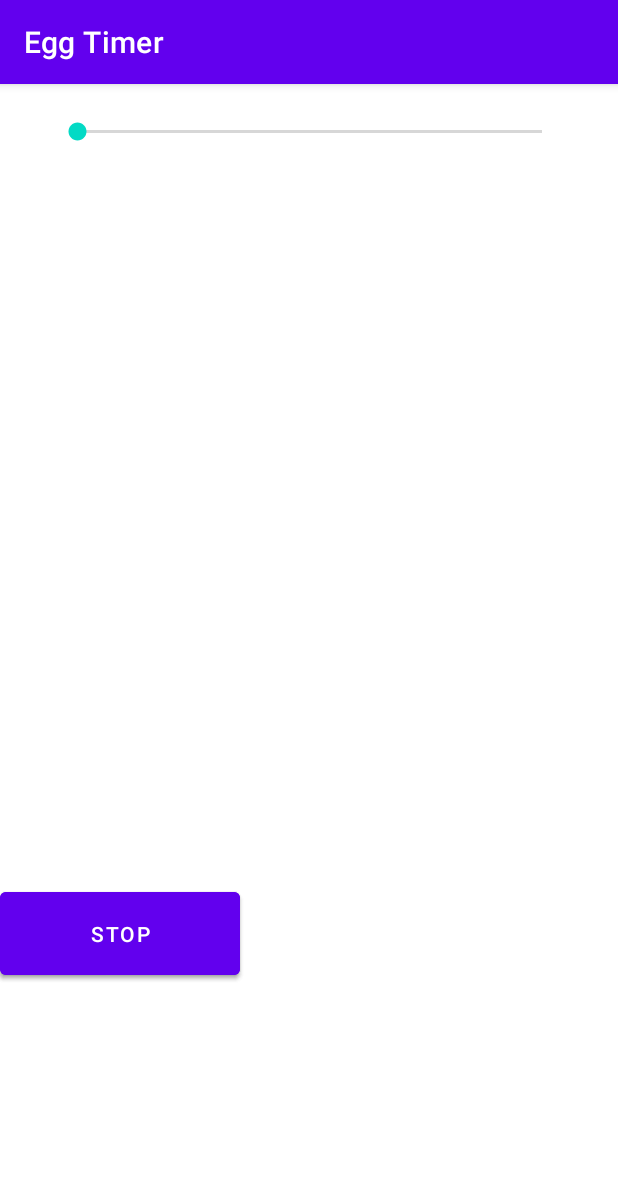
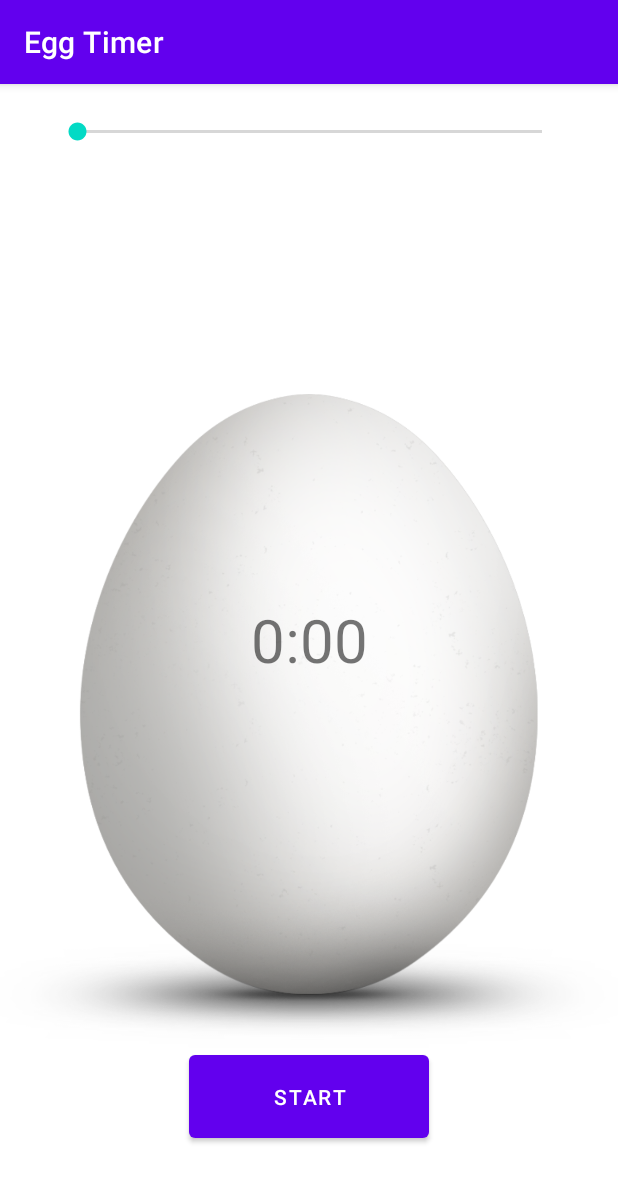
Before and after one commit to jula1717/Egg-timer, an Android app: the screen it shows after launch (MainActivity), on a phone screen of 412 x 824 dp. Shown: the top 1182 px of the screen. Run offline under Robolectric (Android 15) with nearby library versions, the phone set to English and light mode, and no system bars.

Commit message:
TextView follows SeekBar, time format

```diff
--- a/app/src/main/java/com/example/eggtimer/MainActivity.java
+++ b/app/src/main/java/com/example/eggtimer/MainActivity.java
@@ -3,6 +3,8 @@ package com.example.eggtimer;
 import androidx.appcompat.app.AppCompatActivity;
 
 import android.os.Bundle;
+import android.os.CountDownTimer;
+import android.view.View;
 import android.widget.Button;
 import android.widget.ImageView;
 import android.widget.SeekBar;
@@ -25,8 +27,51 @@ public class MainActivity extends AppCompatActivity {
         txtTimer = (TextView) findViewById(R.id.txtTimer);
         btnStart = (Button) findViewById(R.id.btnStart);
         btnStop = (Button) findViewById(R.id.btnStop);
+        imgEgg.setImageResource(R.drawable.egg);
+        timerBar.setMax(300);
+        timerBar.setProgress(0);
+        timerBar.setOnSeekBarChangeListener(new SeekBar.OnSeekBarChangeListener() {
+            @Override
+            public void onProgressChanged(SeekBar seekBar, int i, boolean b) {
+                int minutes = (int) i/60;
+                int seconds = i%60;
+                String sSeconds=seconds<10?"0" + Integer.toString(seconds):Integer.toString(seconds);
+                txtTimer.setText(Integer.toString(minutes)+":"+sSeconds);
+            }
+
+            @Override
+            public void onStartTrackingTouch(SeekBar seekBar) {
+
+            }
+
+            @Override
+            public void onStopTrackingTouch(SeekBar seekBar) {
+
+            }
+        });
 
 
+//        btnStart.setOnClickListener(new View.OnClickListener() {
+//            @Override
+//            public void onClick(View view) {
+//                new CountDownTimer(10000,1000)
+//                {
+//
+//                    @Override
+//                    public void onTick(long l) {
+//                        //countdown is counting down (every second - first argument)
+//                        System.out.println("Seconds left: "+String.valueOf(l/1000));
+//                    }
+//
+//                    @Override
+//                    public void onFinish() {
+//                        //counter is finished! (after 10 seconds - second argment)
+//                        System.out.println("Countdown timer finished");
+//
+//                    }
+//                }.start();
+//            }
+//        });
 
 
     }
--- a/app/src/main/res/layout/activity_main.xml
+++ b/app/src/main/res/layout/activity_main.xml
@@ -2,7 +2,6 @@
 <androidx.constraintlayout.widget.ConstraintLayout xmlns:android="http://schemas.android.com/apk/res/android"
     xmlns:app="http://schemas.android.com/apk/res-auto"
     xmlns:tools="http://schemas.android.com/tools"
-    android:id="@+id/imgEgg"
     android:layout_width="match_parent"
     android:layout_height="match_parent"
     tools:context=".MainActivity">
@@ -16,44 +15,53 @@
         app:layout_constraintTop_toTopOf="parent" />
 
     <ImageView
-        android:id="@+id/imageView"
+        android:id="@+id/imgEgg"
         android:layout_width="356dp"
         android:layout_height="560dp"
+        android:scaleType="fitCenter"
+        android:scaleX="1.2"
+        android:scaleY="1.2"
         app:layout_constraintBottom_toBottomOf="parent"
         app:layout_constraintEnd_toEndOf="parent"
+        app:layout_constraintHorizontal_bias="0.49"
         app:layout_constraintStart_toStartOf="parent"
         app:layout_constraintTop_toBottomOf="@+id/timeBar"
-        tools:srcCompat="@tools:sample/avatars" />
+        app:layout_constraintVertical_bias="0.56"
+        tools:srcCompat="@drawable/egg" />
 
     <Button
         android:id="@+id/btnStart"
         android:layout_width="160dp"
         android:layout_height="67dp"
-        android:layout_marginTop="300dp"
+        android:layout_marginTop="500dp"
         android:text="Start"
-        app:layout_constraintBottom_toBottomOf="@+id/imageView"
-        app:layout_constraintTop_toTopOf="@+id/imageView"
-        tools:layout_editor_absoluteX="125dp" />
+        app:layout_constraintBottom_toBottomOf="@+id/imgEgg"
+        app:layout_constraintEnd_toEndOf="parent"
+        app:layout_constraintStart_toStartOf="parent"
+        app:layout_constraintTop_toTopOf="@+id/imgEgg" />
 
     <Button
         android:id="@+id/btnStop"
         android:layout_width="160dp"
         android:layout_height="67dp"
-        android:layout_marginTop="300dp"
+        android:layout_marginTop="500dp"
         android:text="Stop"
-        app:layout_constraintBottom_toBottomOf="@+id/imageView"
-        app:layout_constraintTop_toTopOf="@+id/imageView"
-        tools:layout_editor_absoluteX="125dp" />
+        android:visibility="invisible"
+        app:layout_constraintBottom_toBottomOf="@+id/imgEgg"
+        app:layout_constraintEnd_toEndOf="parent"
+        app:layout_constraintStart_toStartOf="parent"
+        app:layout_constraintTop_toTopOf="@+id/imgEgg" />
 
     <TextView
         android:id="@+id/txtTimer"
-        android:layout_width="197dp"
-        android:layout_height="126dp"
-        android:layout_marginBottom="200dp"
+        android:layout_width="206dp"
+        android:layout_height="63dp"
+        android:layout_marginBottom="100dp"
+        android:text="0:00"
         android:textAlignment="center"
         android:textSize="40sp"
-        app:layout_constraintBottom_toBottomOf="@+id/imageView"
+        app:layout_constraintBottom_toBottomOf="@+id/imgEgg"
         app:layout_constraintEnd_toEndOf="parent"
         app:layout_constraintStart_toStartOf="parent"
-        app:layout_constraintTop_toTopOf="@+id/imageView" />
+        app:layout_constraintTop_toTopOf="@+id/imgEgg" />
 </androidx.constraintlayout.widget.ConstraintLayout>
```
Also changed, not shown: app/src/main/res/drawable-v24/egg.png (renamed from app/src/main/res/raw/egg.png).
